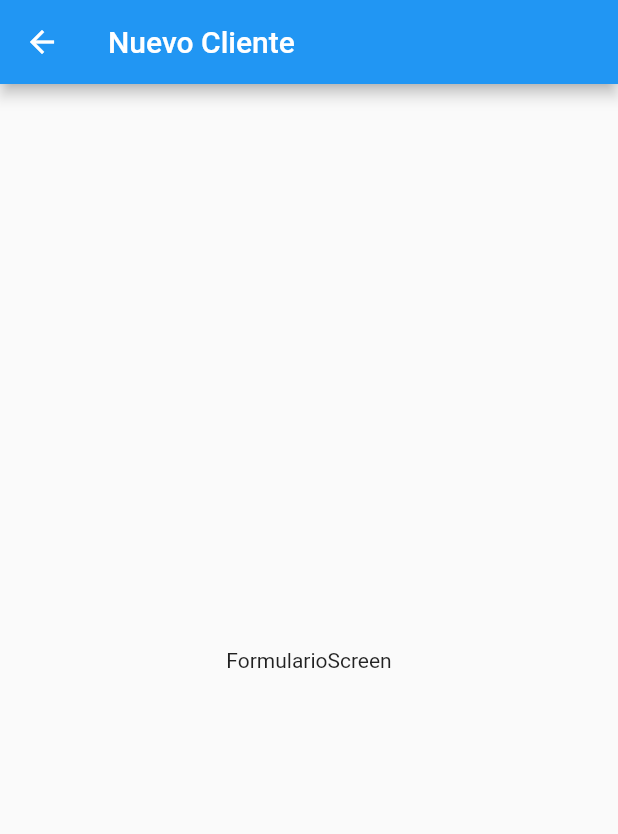
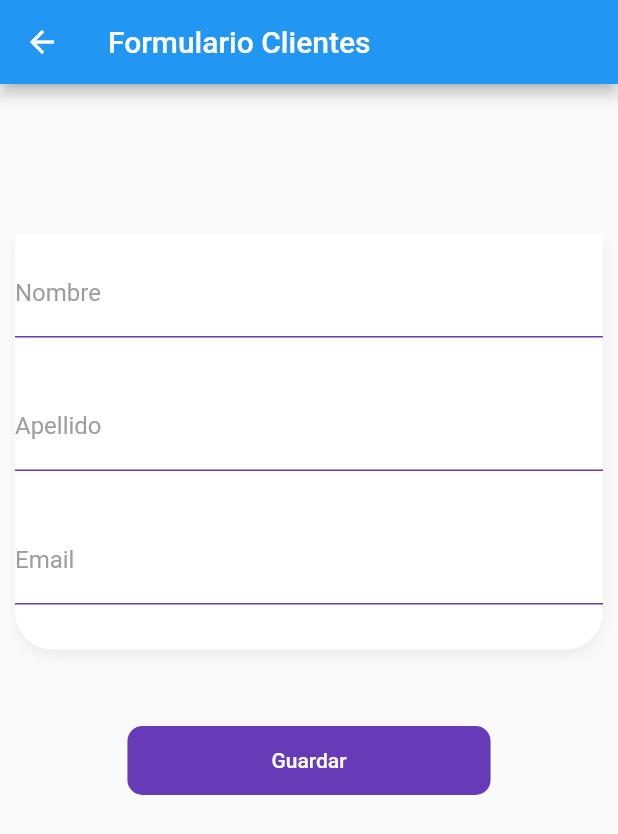
Before and after one commit to phikapdev/FlutterCrud, a Flutter app: the screen it shows after launch, after a tap on the "add" icon, on a phone screen of 412 x 824 dp. Shown: the top 834 px of the screen. Run offline on Flutter 3.47's test engine with Material 2 defaults, Android fonts, the phone set to English and light mode, and no system bars; network calls fail.

Commit message:
Se agrego el provider del formulario de agregar y actualizar

```diff
--- a/lib/models/Cliente.dart
+++ b/lib/models/Cliente.dart
@@ -1,14 +1,14 @@
 import 'dart:convert';
 
 class Cliente {
-    int id;
+    int? id;
     String nombre;
     String apellido;
     String email;
     String createAt;
 
     Cliente({
-        required this.id,
+        this.id,
         required this.nombre,
         required this.apellido,
         required this.email,
@@ -28,11 +28,9 @@ class Cliente {
     );
 
     Map<String, dynamic> toMap() => {
-        "id": id,
         "nombre": nombre,
         "apellido": apellido,
-        "email": email,
-        "createAt": createAt,
+        "email": email
     };
 
     Cliente copy() => Cliente(
--- /dev/null
+++ b/lib/providers/ClienteFormProvider.dart
@@ -0,0 +1,21 @@
+
+import 'package:flutter_crud/models/Cliente.dart';
+import 'package:flutter/material.dart';
+
+class ClienteFormProvider extends ChangeNotifier{
+
+  GlobalKey<FormState> formKey = new GlobalKey<FormState>();
+
+  late Cliente cliente;
+
+  ClienteFormProvider(this.cliente);
+
+  bool isValidForm(){
+    print(cliente.nombre);
+    print(cliente.apellido);
+    print(cliente.email);
+    return formKey.currentState?.validate() ?? false;
+  }
+
+
+}
--- a/lib/screens/FormularioScreen.dart
+++ b/lib/screens/FormularioScreen.dart
@@ -1,17 +1,140 @@
-
 import 'package:flutter/material.dart';
+import 'package:flutter/services.dart';
+import 'package:provider/provider.dart';
+import 'package:flutter_crud/providers/ClienteFormProvider.dart';
+import 'package:flutter_crud/services/ClienteService.dart';
+import 'package:flutter_crud/widgets/InputDecorations.dart';
 
 class FormularioScreen extends StatelessWidget {
+  @override
+  Widget build(BuildContext context) {
+    final clienteService = Provider.of<ClienteService>(context);
 
-  const FormularioScreen({super.key});
+    return ChangeNotifierProvider(
+      create: (_) => ClienteFormProvider(clienteService.selectedProduct),
+      child: _ClienteScreenBody(clienteService: clienteService),
+    );
+  }
+}
+
+class _ClienteScreenBody extends StatelessWidget {
+  const _ClienteScreenBody({
+    Key? key,
+    required this.clienteService,
+  }) : super(key: key);
+
+  final ClienteService clienteService;
 
   @override
   Widget build(BuildContext context) {
+    final clienteForm = Provider.of<ClienteFormProvider>(context);
+
     return Scaffold(
-      appBar: AppBar(title: Text("Nuevo Cliente"),),
-       body: Center(
-         child: Text('FormularioScreen'),
+      appBar: AppBar(title: Text('Formulario Clientes')),
+      body: SingleChildScrollView(
+          keyboardDismissBehavior: ScrollViewKeyboardDismissBehavior.onDrag,
+          child: Column(children: [
+            SizedBox(
+              height: 100,
+            ),
+            _ClienteForm(),
+            SizedBox(
+              height: 50,
+            ),
+            MaterialButton(
+                shape: RoundedRectangleBorder(
+                    borderRadius: BorderRadius.circular(10)),
+                disabledColor: Colors.grey,
+                elevation: 0,
+                color: Colors.deepPurple,
+                child: Container(
+                  padding: EdgeInsets.symmetric(horizontal: 80, vertical: 15),
+                  child: Text('Guardar', style: TextStyle(color: Colors.white)),
+                ),
+                onPressed: clienteService.isSaving
+                    ? null
+                    : () async {
+                        if (!clienteForm.isValidForm()) return;
+                        await clienteService
+                            .saveOrCreateProduct(clienteForm.cliente);
+                      })
+          ])),
+    );
+  }
+}
+
+class _ClienteForm extends StatelessWidget {
+  @override
+  Widget build(BuildContext context) {
+    final clienteForm = Provider.of<ClienteFormProvider>(context);
+    final cliente = clienteForm.cliente;
+
+    return Padding(
+      padding: const EdgeInsets.symmetric(horizontal: 10),
+      child: Container(
+        width: double.infinity,
+        decoration: _buildBoxDecoration(),
+        child: Form(
+          key: clienteForm.formKey,
+          autovalidateMode: AutovalidateMode.onUserInteraction,
+          child: Column(
+            children: [
+              SizedBox(height: 10),
+              TextFormField(
+                initialValue: cliente.nombre,
+                onChanged: (value) => cliente.nombre = value,
+                validator: (value) {
+                  if (value == null || value.length < 1) {
+                    return 'El Nombre es Obligatorio';
+                  }
+                  return null;
+                },
+                decoration: InputDecorations.authInputDecoratios(
+                    hintText: "Nombre", labelText: "Nombre"),
+              ),
+              SizedBox(height: 30),
+              TextFormField(
+                initialValue: cliente.apellido,
+                onChanged: (value) => cliente.apellido = value,
+                validator: (value) {
+                  if (value == null || value.length < 1) {
+                    return 'El Nombre es Obligatorio';
+                  }
+                  return null;
+                },
+                decoration: InputDecorations.authInputDecoratios(
+                    hintText: "Apellido", labelText: "Apellido"),
+              ),
+              SizedBox(height: 30),
+              TextFormField(
+                initialValue: cliente.email,
+                onChanged: (value) => cliente.email = value,
+                validator: (value) {
+                  if (value == null || value.length < 1) {
+                    return 'El Email es Obligatorio';
+                  }
+                  return null;
+                },
+                decoration: InputDecorations.authInputDecoratios(
+                    hintText: "Email", labelText: "Email"),
+              ),
+              SizedBox(height: 30),
+            ],
+          ),
+        ),
       ),
     );
   }
+
+  BoxDecoration _buildBoxDecoration() => BoxDecoration(
+          color: Colors.white,
+          borderRadius: BorderRadius.only(
+              bottomRight: Radius.circular(25),
+              bottomLeft: Radius.circular(25)),
+          boxShadow: [
+            BoxShadow(
+                color: Colors.black.withOpacity(0.05),
+                offset: Offset(0, 5),
+                blurRadius: 5)
+          ]);
 }
--- a/lib/screens/HomeScreen.dart
+++ b/lib/screens/HomeScreen.dart
@@ -1,6 +1,7 @@
 import 'package:flutter/material.dart';
 import 'package:flutter_crud/services/ClienteService.dart';
 import 'package:flutter_crud/widgets/ClienteCard.dart';
+import 'package:flutter_crud/models/Cliente.dart';
 import 'package:provider/provider.dart';
 
 class HomeScreen extends StatelessWidget {
@@ -21,12 +22,14 @@ class HomeScreen extends StatelessWidget {
             cliente: clienteService.clientes[index],
           ),
           onTap: () {
-
+            clienteService.selectedProduct = clienteService.clientes[index].copy();
+             Navigator.pushNamed(context, 'form');
           }
         )
       ),
       floatingActionButton: FloatingActionButton(
         onPressed: () {
+          clienteService.selectedProduct = Cliente(nombre: "", apellido: "", email: "", createAt: "");
           Navigator.pushNamed(context, 'form');
         },
         child: Icon(Icons.add)
--- a/lib/services/ClienteService.dart
+++ b/lib/services/ClienteService.dart
@@ -1,5 +1,3 @@
-
-
 import 'package:flutter/material.dart';
 import 'dart:convert';
 import 'package:http/http.dart' as http;
@@ -59,7 +57,7 @@ class ClienteService extends ChangeNotifier {
 
     print(decodeData);
     cliente.id = decodeData['id'];
-    return cliente.id;
+    return cliente.id!;
   }
 
   Future<int> updateCliente(Cliente cliente) async {
@@ -69,7 +67,7 @@ class ClienteService extends ChangeNotifier {
 
     print(decodeData);
     cliente.id = decodeData['id'];
-    return cliente.id;
+    return cliente.id!;
   }
 
   Future<void> deleteCliente(int id)async{
--- /dev/null
+++ b/lib/widgets/InputDecorations.dart
@@ -0,0 +1,21 @@
+import 'package:flutter/material.dart';
+
+class InputDecorations {
+  static InputDecoration authInputDecoratios({
+    required String hintText,
+    required String labelText,
+    IconData? prefixIcon
+  }) {
+    return InputDecoration(
+        enabledBorder: UnderlineInputBorder(
+          borderSide: BorderSide(color: Colors.deepPurple),
+        ),
+        focusedBorder: UnderlineInputBorder(
+            borderSide: BorderSide(color: Colors.deepPurple, width: 2)),
+        hintText: hintText,
+        labelText: labelText,
+        labelStyle: TextStyle(color: Colors.grey),
+        prefixIcon: prefixIcon != null
+         ? Icon(Icons.alternate_email_sharp,color: Colors.deepPurple) : null );
+  }
+}
```
